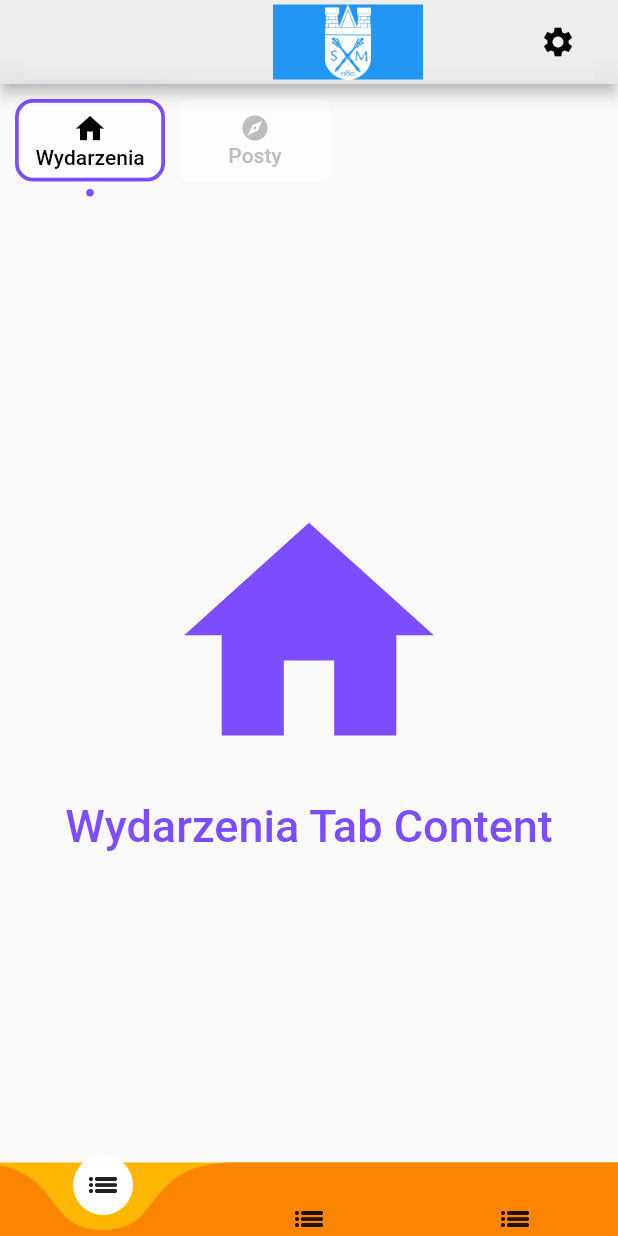
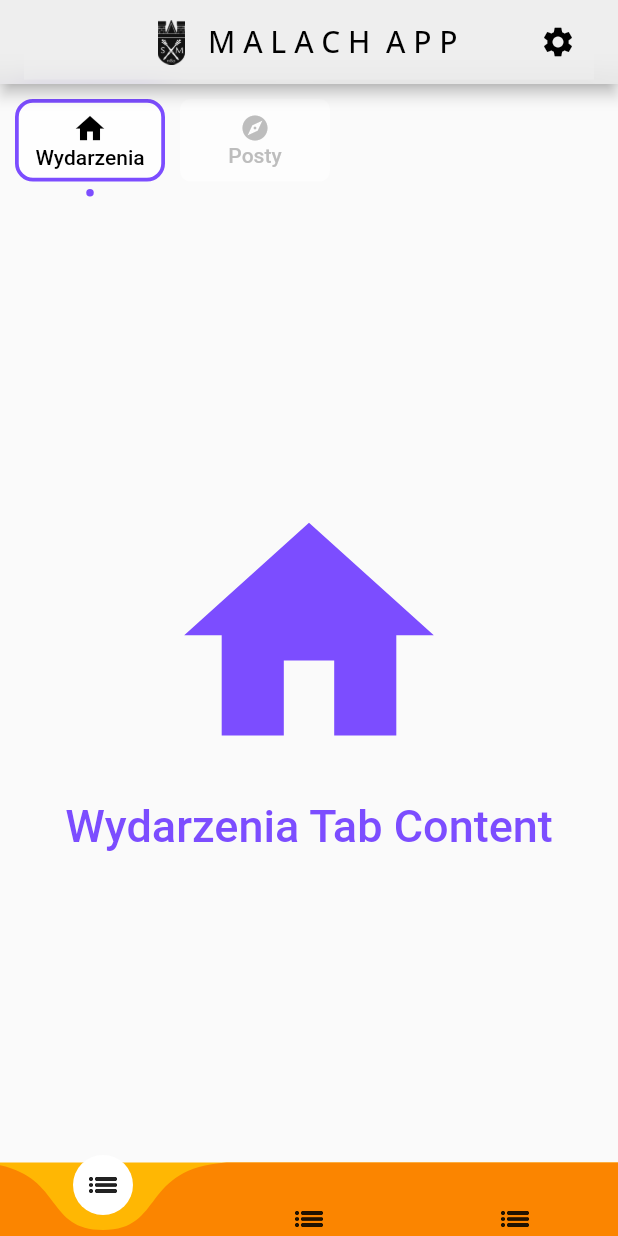
Before and after one commit to Duracyq/malachApp, a Flutter app: the screen it shows after launch, on a phone screen of 412 x 824 dp. Run offline on Flutter 3.47's test engine with Material 2 defaults, Android fonts, the phone set to English and light mode, and no system bars; drawn by our look-alikes of curved_navigation_bar; our stand-ins replace firebase_auth, firebase_core, google_fonts; missing offline and left inert: firebase_admin; accounts and stored records are empty; Roboto replaces fonts that are missing (Ubuntu).

Commit message:
troche zmieniony appbar

```diff
--- a/workspaces/malachapp/lib/components/topbar.dart
+++ b/workspaces/malachapp/lib/components/topbar.dart
@@ -1,6 +1,7 @@
 import 'package:flutter/material.dart';
 import 'dart:ui';
-import 'package:malachapp/components/herb_topbar.dart';
+import 'package:malachapp/components/herb.dart';
+import 'package:google_fonts/google_fonts.dart';
 
 class CustomAppBar extends StatelessWidget implements PreferredSizeWidget {
   const CustomAppBar({super.key});
@@ -17,7 +18,6 @@ class CustomAppBar extends StatelessWidget implements PreferredSizeWidget {
       preferredSize: Size.fromHeight(300),
       child: AppBar(
         title: Container(
-          width: screenWidth,
           height: 50,
           child: BackdropFilter(
             filter: ImageFilter.blur(sigmaX: 10, sigmaY: 10),
@@ -29,15 +29,37 @@ class CustomAppBar extends StatelessWidget implements PreferredSizeWidget {
                 // Ustawienie drugiego elementu na skraju
                 children: <Widget>[
                   // Pierwszy element (na środku)
-                  SizedBox(width: 100),
+                  SizedBox(width: 46),
                   Container(
-                    width: 100, // Dostosuj szerokość według potrzeb
+                    width: 200, // Dostosuj szerokość według potrzeb
                     height: 100, // Dostosuj wysokość według potrzeb
-                    color: Colors.blue,
-                    child: Center(child: Herb1()),
+
+                    child: Row(
+                      mainAxisAlignment: MainAxisAlignment.spaceBetween,
+                      children: [
+                        Container(
+                          child: Herb(),
+                          height: 30,
+                        ),
+                        Text(
+                          'M A L A C H  A P P',
+                          style: GoogleFonts.openSans(
+                            // Ustawienie czcionki Open Sans
+                            textStyle: TextStyle(
+                              fontStyle: FontStyle.normal,
+                              fontSize: 20,
+                            ),
+                          ),
+                        )
+                      ],
+                    ),
                   ),
                   // Drugi element (maksymalnie na prawo)
-                  IconButton(onPressed: () {}, icon: Icon(Icons.settings))
+                  IconButton(
+                    onPressed: () {},
+                    icon: Icon(Icons.settings),
+                    iconSize: 24,
+                  )
                   //Image.asset('assets/herb1.png'),
                 ],
               ),
--- a/workspaces/malachapp/lib/pages/home.dart
+++ b/workspaces/malachapp/lib/pages/home.dart
@@ -32,6 +32,7 @@ class _HomePageState extends State<HomePage> {
       theme: lightMode,
       darkTheme: darkMode,
       home: Scaffold(
+        //extendBodyBehindAppBar: true,
         appBar: CustomAppBar(),
         body: tabs[_currentIndex],
         bottomNavigationBar: CurvedNavigationBar(
--- a/workspaces/malachapp/lib/themes/dark_mode.dart
+++ b/workspaces/malachapp/lib/themes/dark_mode.dart
@@ -1,13 +1,14 @@
 import "package:flutter/material.dart";
 
 ThemeData darkMode = ThemeData(
-  brightness: Brightness.dark,
-  colorScheme: ColorScheme.dark(
+    brightness: Brightness.dark,
+    colorScheme: ColorScheme.dark(
       inversePrimary: Colors.grey.shade300,
       primary: Colors.grey.shade800,
       secondary: Colors.grey.shade700,
-      background: Colors.grey.shade900),
-  textTheme: ThemeData.dark()
-      .textTheme
-      .apply(bodyColor: Colors.grey[300], displayColor: Colors.white),
-);
+      background: Colors.grey.shade900,
+      onPrimary: Colors.white,
+    ),
+    textTheme: ThemeData.dark()
+        .textTheme
+        .apply(bodyColor: Colors.grey[300], displayColor: Colors.white));
--- a/workspaces/malachapp/pubspec.yaml
+++ b/workspaces/malachapp/pubspec.yaml
@@ -23,6 +23,7 @@ dependencies:
   logger: ^2.0.2+1
   curved_navigation_bar: ^1.0.3
 
+
 dev_dependencies:
   flutter_test:
     sdk: flutter
```
